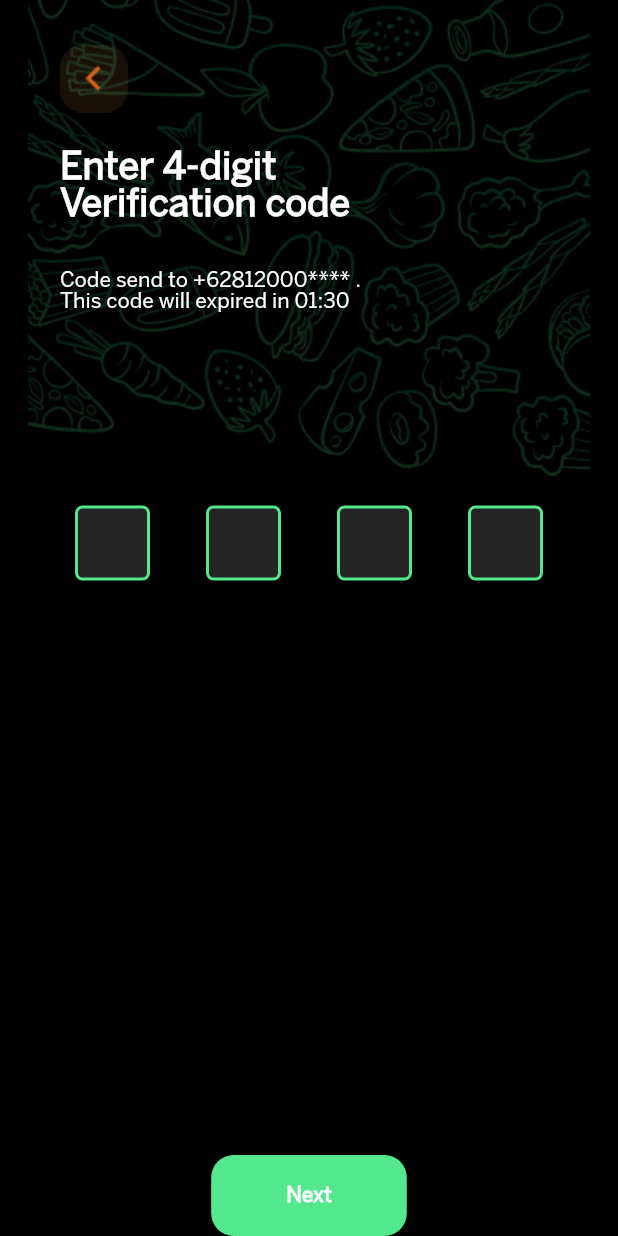
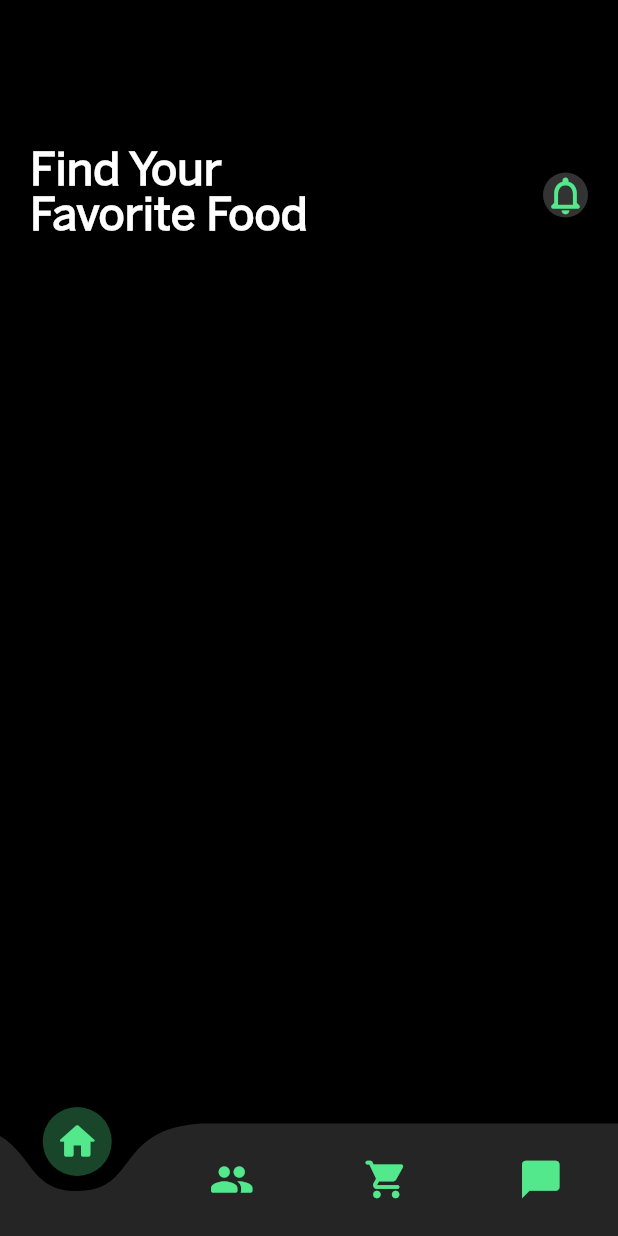
Before and after one commit to wahyuhidayat-dev/food_delivery, a Flutter app: the SuccessResetpassword screen opened directly, after a tap on "Try Order", on a phone screen of 412 x 824 dp. Run offline on Flutter 3.47's test engine with Material 2 defaults, Android fonts, the phone set to English and light mode, and no system bars; drawn by our look-alikes of curved_navigation_bar, pin_code_fields; our stand-ins replace get.

Commit message:
update ui

```diff
--- /dev/null
+++ b/lib/pages/home/homescreen.dart
@@ -0,0 +1,85 @@
+import 'package:curved_navigation_bar/curved_navigation_bar.dart';
+import 'package:flutter/material.dart';
+import 'package:lk21/utils/const.dart';
+
+class HomeScreen extends StatefulWidget {
+  const HomeScreen({Key? key}) : super(key: key);
+
+  @override
+  _HomeScreenState createState() => _HomeScreenState();
+}
+
+class _HomeScreenState extends State<HomeScreen> {
+  @override
+  Widget build(BuildContext context) {
+    return Scaffold(
+      bottomNavigationBar: CurvedNavigationBar(
+        backgroundColor: Colors.black,
+        buttonBackgroundColor: primaryButton.withOpacity(0.3),
+        color: backgroundInputText,
+        // ignore: prefer_const_literals_to_create_immutables
+        items: [
+          const Icon(
+            Icons.home_rounded,
+            color: primaryButton,
+            size: 30,
+          ),
+          const Icon(
+            Icons.people_rounded,
+            color: primaryButton,
+            size: 30,
+          ),
+          const Icon(
+            Icons.shopping_cart_rounded,
+            color: primaryButton,
+            size: 30,
+          ),
+          const Icon(
+            Icons.chat_bubble_rounded,
+            color: primaryButton,
+            size: 30,
+          ),
+        ],
+        onTap: (index) {},
+      ),
+      backgroundColor: Colors.black,
+      body: SafeArea(
+          child: SizedBox(
+        width: double.infinity,
+        height: MediaQuery.of(context).size.height,
+        child: Column(
+          children: [
+            const SizedBox(
+              height: 80,
+            ),
+            Padding(
+              padding: const EdgeInsets.all(20.0),
+              child: Row(
+                mainAxisAlignment: MainAxisAlignment.spaceBetween,
+                children: [
+                  Text(
+                    "Find Your\nFavorite Food",
+                    style: fontDefault.copyWith(
+                        color: whiteColor,
+                        fontWeight: FontWeight.bold,
+                        fontSize: 30),
+                  ),
+                  Container(
+                    decoration: BoxDecoration(
+                        borderRadius: BorderRadius.circular(20),
+                        color: Colors.white.withOpacity(0.2)),
+                    child: const Icon(
+                      Icons.notifications_none_rounded,
+                      color: primaryButton,
+                      size: 30,
+                    ),
+                  )
+                ],
+              ),
+            )
+          ],
+        ),
+      )),
+    );
+  }
+}
--- a/lib/pages/success/success_reset_pass.dart
+++ b/lib/pages/success/success_reset_pass.dart
@@ -1,6 +1,6 @@
 import 'package:flutter/material.dart';
 import 'package:get/get.dart';
-import 'package:lk21/pages/otp/otpscreen.dart';
+import 'package:lk21/pages/home/homescreen.dart';
 import 'package:lk21/utils/const.dart';
 
 class SuccessResetpassword extends StatefulWidget {
@@ -50,7 +50,7 @@ class _SuccessResetpasswordState extends State<SuccessResetpassword> {
                 alignment: Alignment.bottomCenter,
                 child: ElevatedButton(
                     onPressed: () {
-                      Get.to(const OtpScreen());
+                      Get.to(const HomeScreen());
                     },
                     style: ElevatedButton.styleFrom(
                         shape: RoundedRectangleBorder(
--- a/pubspec.yaml
+++ b/pubspec.yaml
@@ -28,6 +28,7 @@ environment:
 # versions available, run `flutter pub outdated`.
 dependencies:
   cupertino_icons: ^1.0.2
+  curved_navigation_bar: ^1.0.1
   flutter:
     sdk: flutter
   get: ^4.3.8
```
Also changed, not shown: assets/images/Filter Icon.png (added), pubspec.lock.
